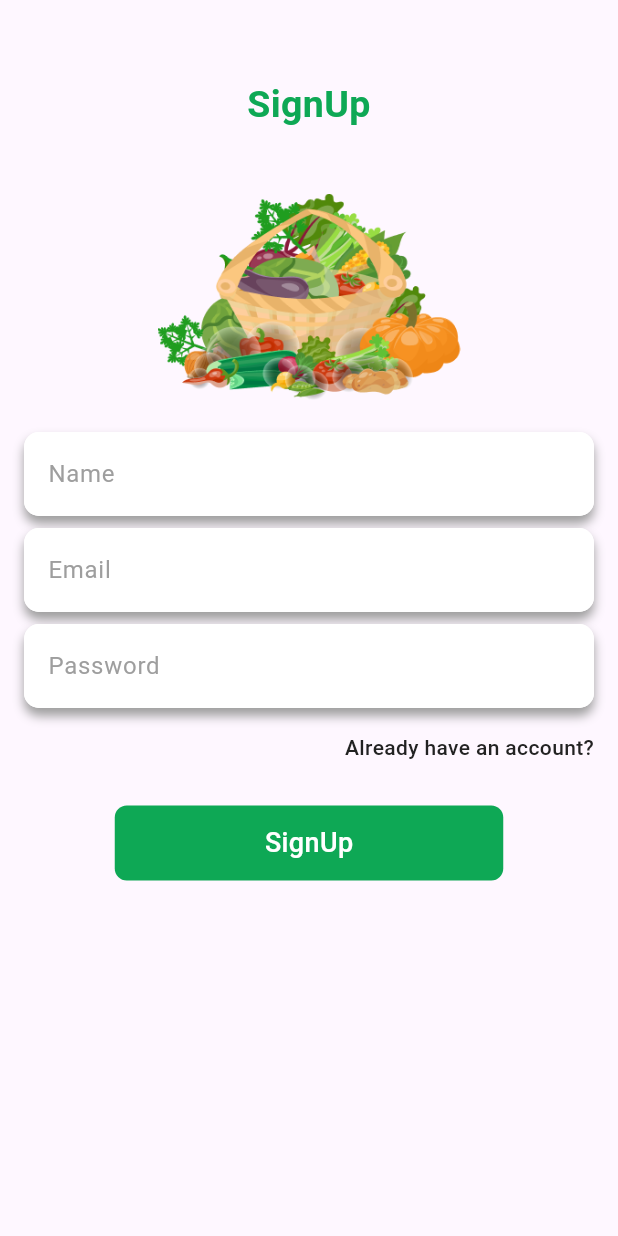
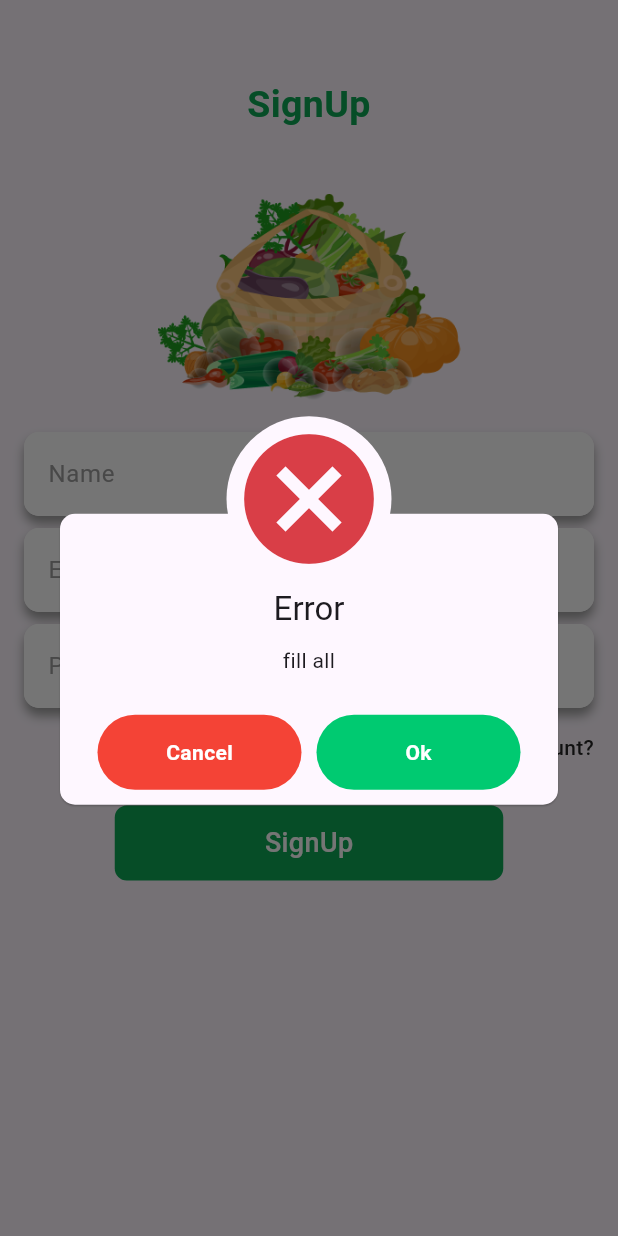
Before and after one commit to levin44/grocery-app, a Flutter app: the Signup screen opened directly, after a tap on "SignUp", on a phone screen of 412 x 824 dp. Run offline on Flutter 3.47's test engine with Material 2 defaults, Android fonts, the phone set to English and light mode, and no system bars; our stand-ins replace awesome_dialog, firebase_auth, firebase_core, flutter_social_button, flutter_svg, logger and 1 more; accounts and stored records are empty; Roboto replaces fonts that are missing (Poppins).

Commit message:
firebase auth

```diff
--- a/lib/components/custom_button.dart
+++ b/lib/components/custom_button.dart
@@ -7,15 +7,17 @@ class CustomButton extends StatelessWidget {
     super.key,
     required this.onTap,
     required this.text,
+    this.isLoading = false,
   });
 
   final String text;
   final Function() onTap;
+  final bool isLoading;
 
   @override
   Widget build(BuildContext context) {
     return GestureDetector(
-      onTap: onTap,
+      onTap: isLoading ? null : onTap,
       child: Container(
         width: 259,
         height: 50,
@@ -24,12 +26,16 @@ class CustomButton extends StatelessWidget {
           color: AppColors.primaryColor,
           borderRadius: BorderRadius.circular(8),
         ),
-        child: CustomText(
-          text,
-          fontSize: 18,
-          color: Colors.white,
-          fontWeight: FontWeight.w500,
-        ),
+        child: isLoading
+            ? CircularProgressIndicator(
+                color: Colors.white,
+              )
+            : CustomText(
+                text,
+                fontSize: 18,
+                color: Colors.white,
+                fontWeight: FontWeight.w500,
+              ),
       ),
     );
   }
--- a/lib/main.dart
+++ b/lib/main.dart
@@ -1,6 +1,7 @@
 import 'package:firebase_core/firebase_core.dart';
 import 'package:flutter/material.dart';
 import 'package:grocery_app/firebase_options.dart';
+import 'package:grocery_app/providers/auth_provider.dart';
 import 'package:grocery_app/screens/splash/splash_screen.dart';
 import 'package:grocery_app/state_management/providers/counter_provider.dart';
 import 'package:provider/provider.dart';
@@ -15,6 +16,7 @@ Future<void> main() async {
   runApp(MultiProvider(
     providers: [
       ChangeNotifierProvider(create: (context) => CounterProvider()),
+      ChangeNotifierProvider(create: (context) => AuthProvider()),
     ],
     child: const MyApp(),
   ));
--- /dev/null
+++ b/lib/providers/auth_provider.dart
@@ -0,0 +1,91 @@
+import 'package:awesome_dialog/awesome_dialog.dart';
+import 'package:firebase_auth/firebase_auth.dart';
+import 'package:flutter/material.dart';
+import 'package:grocery_app/controllers/auth_controller.dart';
+import 'package:grocery_app/screens/auth/signup.dart';
+import 'package:grocery_app/screens/main/main_screen.dart';
+import 'package:grocery_app/utils/helper/alert_helper.dart';
+import 'package:logger/logger.dart';
+
+class AuthProvider extends ChangeNotifier {
+  AuthController _authController = AuthController();
+
+  final _email = TextEditingController();
+  TextEditingController get email => _email;
+  final _name = TextEditingController();
+  TextEditingController get name => _name;
+  final _password = TextEditingController();
+  TextEditingController get password => _password;
+
+  //validate text inputs
+  bool validateFields(BuildContext context) {
+    if (_name.text.isEmpty || _password.text.isEmpty || _email.text.isEmpty) {
+      Logger().w("fill all");
+      AlertHelper.showAlert(context, "fill all");
+      return false;
+    } else if (!_email.text.contains("@")) {
+      Logger().w("please enter valid email");
+      AlertHelper.showAlert(context, "enter valid email");
+      return false;
+    } else if (_password.text.length < 6) {
+      Logger().w("password need 6 digits");
+      AlertHelper.showAlert(context, "password need 6 digits");
+      return false;
+    } else {
+      Logger().w("all good");
+      return true;
+    }
+  }
+
+  //loader state
+  bool _isLoading = false;
+  bool get isLoading => _isLoading;
+
+  //set loader state
+  void setLoading(bool val) {
+    _isLoading = val;
+    notifyListeners();
+  }
+
+  Future<void> startSignup(BuildContext context) async {
+    try {
+      //validating the inputs
+      if (validateFields(context)) {
+        //start loader
+        setLoading(true);
+        await _authController
+            .signupUser(context, _email.text, _password.text)
+            .then(
+          (value) {
+            //stop the loader
+            setLoading(false);
+          },
+        );
+      }
+    } catch (e) {
+      Logger().e(e);
+      setLoading(false);
+      AlertHelper.showAlert(context, e.toString());
+    }
+  }
+
+  //initialized the user and listen to the authstateChanges
+  Future<void> initializeUser(BuildContext context) async {
+    FirebaseAuth.instance.authStateChanges().listen((User? user) {
+      if (user == null) {
+        Logger().w('User is currently signed out!');
+        Navigator.push(
+            context, MaterialPageRoute(builder: (context) => Signup()));
+      } else {
+        Logger().w('User is signed in!');
+        Navigator.push(
+            context, MaterialPageRoute(builder: (context) => MainScreen()));
+      }
+    });
+  }
+
+  //signout function
+  Future<void> logOut() async {
+    await FirebaseAuth.instance.signOut();
+  }
+}
--- a/lib/screens/auth/signup.dart
+++ b/lib/screens/auth/signup.dart
@@ -1,9 +1,15 @@
+import 'package:awesome_dialog/awesome_dialog.dart';
 import 'package:flutter/material.dart';
 import 'package:grocery_app/components/custom_button.dart';
 import 'package:grocery_app/components/custom_text.dart';
 import 'package:grocery_app/components/custom_textfield.dart';
+import 'package:grocery_app/controllers/auth_controller.dart';
+import 'package:grocery_app/providers/auth_provider.dart';
 import 'package:grocery_app/utils/constants/app_colors.dart';
 import 'package:grocery_app/utils/constants/assets_constants.dart';
+import 'package:grocery_app/utils/helper/alert_helper.dart';
+import 'package:logger/logger.dart';
+import 'package:provider/provider.dart';
 
 class Signup extends StatefulWidget {
   const Signup({super.key});
@@ -13,9 +19,6 @@ class Signup extends StatefulWidget {
 }
 
 class _SignupState extends State<Signup> {
-  final _email = TextEditingController();
-  final _name = TextEditingController();
-  final _password = TextEditingController();
   @override
   Widget build(BuildContext context) {
     final size = MediaQuery.of(context).size;
@@ -47,17 +50,17 @@ class _SignupState extends State<Signup> {
                 ),
                 SizedBox(height: 21),
                 customTextfield(
-                  controller: _name,
+                  controller: Provider.of<AuthProvider>(context).name,
                   hintText: 'Name',
                 ),
                 SizedBox(height: 8),
                 customTextfield(
-                  controller: _email,
+                  controller: Provider.of<AuthProvider>(context).email,
                   hintText: 'Email',
                 ),
                 SizedBox(height: 8),
                 customTextfield(
-                  controller: _password,
+                  controller: Provider.of<AuthProvider>(context).password,
                   hintText: 'Password',
                   obscureText: true,
                 ),
@@ -75,9 +78,16 @@ class _SignupState extends State<Signup> {
                   ),
                 ),
                 SizedBox(height: 29),
-                CustomButton(
-                  onTap: () {},
-                  text: "SignUp",
+                Consumer<AuthProvider>(
+                  builder: (context, value, child) {
+                    return CustomButton(
+                      isLoading: value.isLoading,
+                      onTap: () {
+                        value.startSignup(context);
+                      },
+                      text: "SignUp",
+                    );
+                  },
                 ),
               ],
             ),
--- /dev/null
+++ b/lib/utils/helper/alert_helper.dart
@@ -0,0 +1,18 @@
+import 'package:awesome_dialog/awesome_dialog.dart';
+import 'package:flutter/material.dart';
+
+class AlertHelper {
+  //show a dialog
+  static void showAlert(BuildContext context, String desc,
+      {DialogType type = DialogType.error}) {
+    AwesomeDialog(
+      context: context,
+      dialogType: type,
+      animType: AnimType.rightSlide,
+      title: type == DialogType.success ? "Success" : 'Error',
+      desc: desc,
+      btnCancelOnPress: () {},
+      btnOkOnPress: () {},
+    )..show();
+  }
+}
--- a/pubspec.yaml
+++ b/pubspec.yaml
@@ -41,6 +41,10 @@ dependencies:
   logger: ^2.0.1
   flutter_svg: ^2.0.7
   firebase_core: ^2.15.1
+  awesome_dialog: ^3.1.0
+  firebase_auth: ^4.9.0
+  flutter_spinkit: ^5.2.0
+
 
 dev_dependencies:
   flutter_test:
```
Also changed, not shown: lib/controllers/auth_controller.dart (added, +26 -0 lines), lib/screens/auth/login.dart (+23 -1 lines), lib/screens/main/home/home.dart (+8 -1 lines), lib/screens/splash/splash_screen.dart (+7 -4 lines), pubspec.lock, 3 other files.
